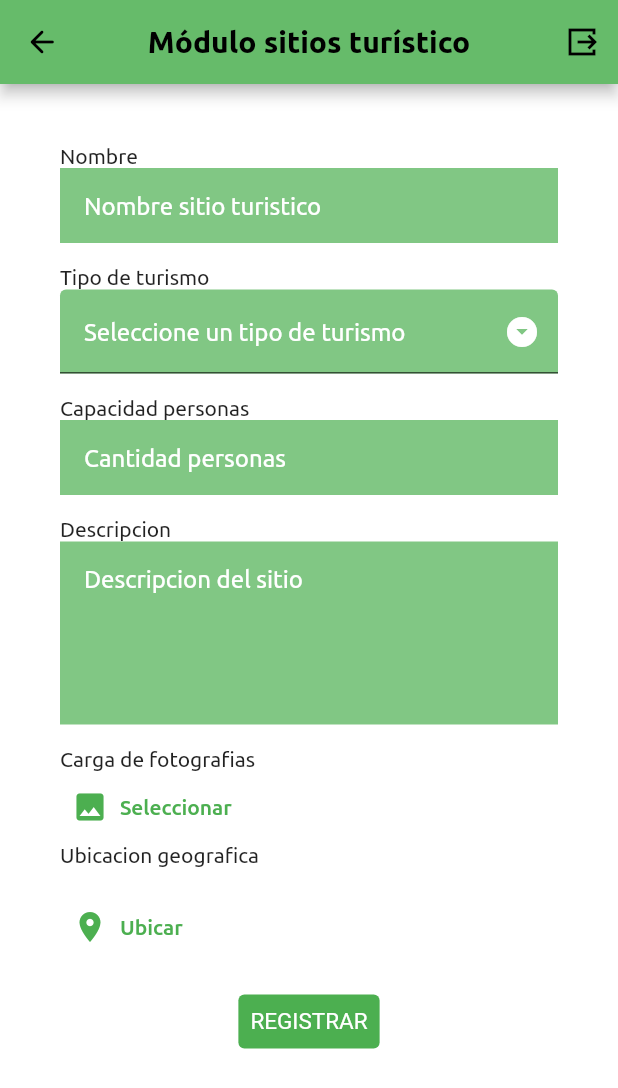
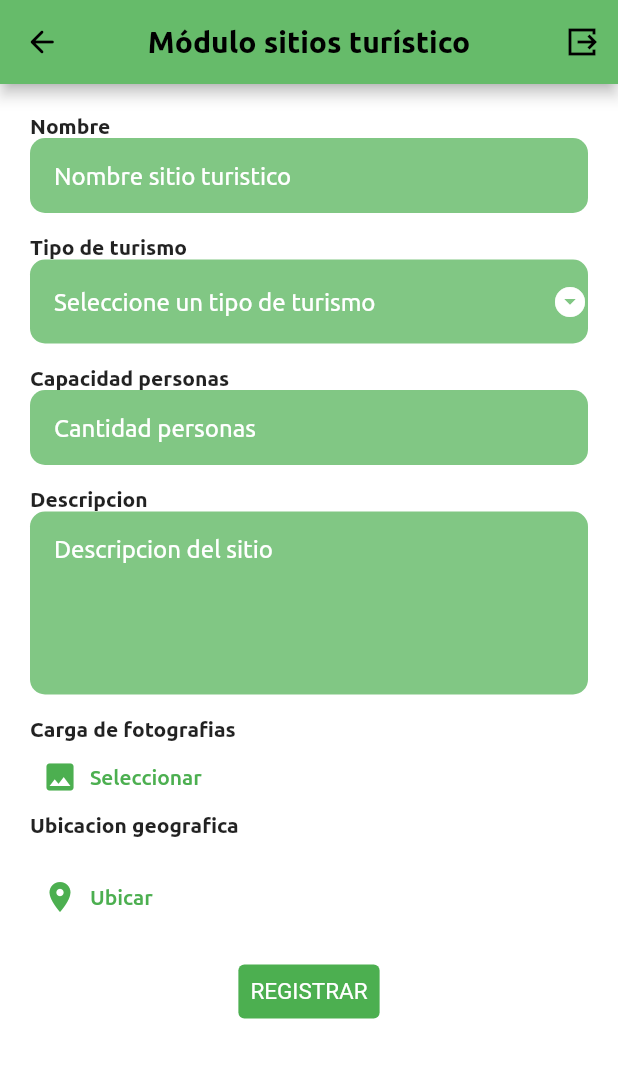
Before and after one commit to pueblobelloapp/pueblobelloapp, a Flutter app: the ModuleSitiosTuristico screen opened by its route, on a phone screen of 412 x 824 dp. Shown: the top 1088 px of the screen. Run offline on Flutter 3.47's test engine with Material 2 defaults, Android fonts, the phone set to English and light mode, and no system bars; our stand-ins replace auto_size_text, cloud_firestore, equatable, firebase_auth, firebase_core, firebase_storage and 6 more; accounts and stored records are empty; project files that could hold a hidden picture were left out.

Commit message:
Agregando estilo ala vista Modulo sitio turistico

```diff
--- a/lib/Recursos/Paginas/modulopages/ModuleSitiosTuristico.dart
+++ b/lib/Recursos/Paginas/modulopages/ModuleSitiosTuristico.dart
@@ -85,36 +85,40 @@ class _ModuleSitiosTuristicoState extends State<ModuleSitiosTuristico> {
     final listTypeTravel = ["Cultural", "Rural", "Ecoturismo", "Bienestar"];
 
     return Container(
-        padding: EdgeInsets.all(40.0),
+        padding: EdgeInsets.all(20.0),
         child: Form(
             key: _formKey,
             child: Column(
               crossAxisAlignment: CrossAxisAlignment.start,
               mainAxisAlignment: MainAxisAlignment.spaceEvenly,
               children: <Widget>[
-                Text("Nombre", textDirection: TextDirection.rtl),
+                Text(
+                  "Nombre",
+                  textDirection: TextDirection.rtl,
+                  style: TextStyle(fontWeight: FontWeight.bold),
+                ),
                 textForm(
                     _nombreST, "Nombre sitio turistico", 1, TextInputType.name),
                 SizedBox(height: 15),
-                Text("Tipo de turismo"),
+                Text("Tipo de turismo",
+                    style: TextStyle(fontWeight: FontWeight.bold)),
                 ListTravel(_tipoTurismo, listTypeTravel),
                 SizedBox(height: 15),
-                Text("Capacidad personas"),
+                Text("Capacidad personas",
+                    style: TextStyle(fontWeight: FontWeight.bold)),
                 //textForm(_capacidadST, "tEXTO", 1)
                 textForm(
                     _capacidadST, "Cantidad personas", 1, TextInputType.number),
                 SizedBox(height: 15),
-                Text(
-                  "Descripcion",
+                Text("Descripcion",
                     textDirection: TextDirection.rtl,
-                ),
+                    style: TextStyle(fontWeight: FontWeight.bold)),
                 textForm(_descripcionST, "Descripcion del sitio", 5,
                     TextInputType.name),
                 SizedBox(height: 15),
-                Text(
-                  "Carga de fotografias",
+                Text("Carga de fotografias",
                     textDirection: TextDirection.rtl,
-                ),
+                    style: TextStyle(fontWeight: FontWeight.bold)),
                 TextButton.icon(
                     onPressed: () async {
                       final editController = Get.find<EditSitesController>();
@@ -132,7 +136,8 @@ class _ModuleSitiosTuristicoState extends State<ModuleSitiosTuristico> {
                       "Seleccionar",
                       style: TextStyle(color: Colors.green),
                     )),
-                Text("Ubicacion geografica"),
+                Text("Ubicacion geografica",
+                    style: TextStyle(fontWeight: FontWeight.bold)),
                 Text(_ubicacionST),
                 TextButton.icon(
                     onPressed: () {
@@ -193,7 +198,11 @@ class _ModuleSitiosTuristicoState extends State<ModuleSitiosTuristico> {
 
   Widget textForm(TextEditingController _controller, String HintText,
       int LinesMax, TextInputType textInputType) {
-    return TextFormField(
+    return Container(
+      decoration: BoxDecoration(
+          color: Colors.green.shade300,
+          borderRadius: BorderRadius.all(Radius.circular(10.0))),
+      child: TextFormField(
           controller: _controller,
           maxLines: LinesMax,
           keyboardType: textInputType,
@@ -204,21 +213,27 @@ class _ModuleSitiosTuristicoState extends State<ModuleSitiosTuristico> {
             disabledBorder: InputBorder.none,
             border: InputBorder.none,
             contentPadding: EdgeInsets.all(16.0),
-          filled: true,
-          fillColor: Colors.green.shade300,
+            //filled: true,
+            //fillColor: Colors.green.shade300,
             hintText: HintText,
             hintStyle: TextStyle(color: Colors.white),
-        ));
+          )),
+    );
   }
 
   Widget ListTravel(
       TextEditingController _tipoTurismo, List<String> listTypeCulture) {
-    return DropdownButtonFormField<String>(
+    return Container(
+      decoration: BoxDecoration(
+          color: Colors.green.shade300,
+          borderRadius: BorderRadius.all(Radius.circular(10.0))),
+      child: DropdownButtonFormField<String>(
         decoration: InputDecoration(
-        filled: true,
-        fillColor: Colors.green.shade300,
+          //filled: true,
+          //fillColor: Colors.green.shade300,
           focusedBorder: InputBorder.none,
           disabledBorder: InputBorder.none,
+          border: InputBorder.none,
           contentPadding: EdgeInsets.all(16.0),
         ),
         isExpanded: true,
@@ -239,6 +254,7 @@ class _ModuleSitiosTuristicoState extends State<ModuleSitiosTuristico> {
         hint: Text(
           'Seleccione un tipo de turismo',
           style: TextStyle(color: Colors.white),
+        ),
       ),
     );
   }
```
Lines whose indentation alone changed are shown as unchanged.
